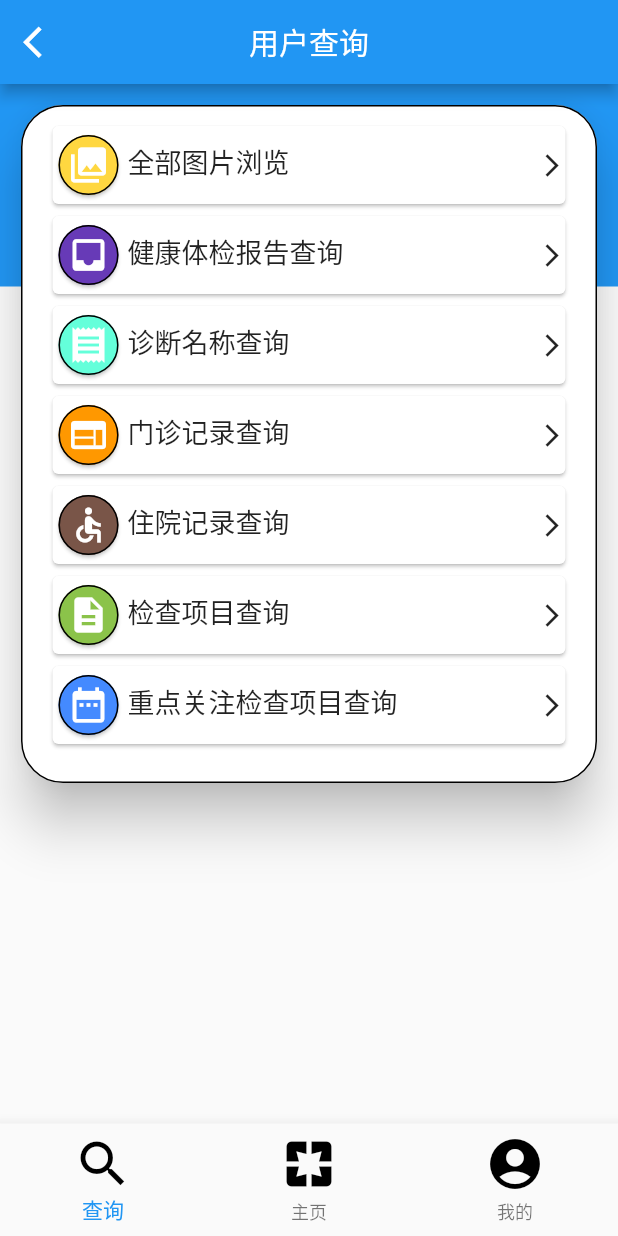
After one commit to Dodoushu/ASECloudRecord, a Flutter app: the SearchPage screen opened directly, on a phone screen of 412 x 824 dp. The commit adds this screen. Run offline on Flutter 3.47's test engine with Material 2 defaults, Android fonts, the phone set to English and light mode, and no system bars; our stand-ins replace dio, file_picker, shared_preferences; accounts and stored records are empty.

Commit message:
用户查询页面

```diff
--- a/lib/patient/MedicalExaminationReport/MedicalExaminationReport1.dart
+++ b/lib/patient/MedicalExaminationReport/MedicalExaminationReport1.dart
@@ -20,7 +20,7 @@ class _ReportPage extends State<ReportPage> {
           Text('日期：2020-06-09',style: TextStyle(fontSize: 20),),
           Container(
             margin: EdgeInsets.only(left: 200),
-              child:Icon(Icons.arrow_forward_ios,size: 15,),
+              child:Icon(Icons.arrow_forward_ios,size: 15),
           )
         ],
       ),
--- /dev/null
+++ b/lib/patient/User_Search.dart
@@ -0,0 +1,130 @@
+import 'package:flutter/material.dart';
+import 'BottomNavigationBar.dart';
+void main(){
+  runApp(new MaterialApp(
+    title: '用户查询页面',
+    home: new SearchPage(),
+  ));
+}
+
+
+class WidgetBuild {
+  Container create(String text, IconData icondata,Color truecolor){
+    return new Container(
+      child:SizedBox(
+        height: 60,
+        width: 350,
+        child: Card(
+          color: Colors.white,
+          child: new Stack(
+            children: <Widget>[
+              new Align(
+                child: new Stack(
+                    children: <Widget>[
+                      SizedBox(
+                          height: 48,
+                          width: 48,
+                          child:Card(
+                              color: truecolor,
+                              shape: RoundedRectangleBorder(
+                              borderRadius: BorderRadius.all(Radius.circular(100.0)),
+                              side: BorderSide(width: 1.0)),
+                              child: new Center(
+                                  child: Icon(icondata,size: 28,color: Colors.white,)
+                              )
+                          )
+                      ),
+                    ]
+                ),
+                alignment: Alignment.centerLeft,
+              ),
+              new Positioned(
+                  child: new Text(
+                      text,
+                      style: TextStyle(fontSize: 18)
+                  ),
+                  top: 10,
+                  left: 50,
+              ),
+              new Align(
+                  child: Icon(Icons.arrow_forward_ios,size: 18,),
+                alignment: Alignment.centerRight,
+              )
+            ],
+          ),
+        ),
+      )
+    );
+  }
+}
+
+class SearchPage extends StatelessWidget{
+
+  BottomNavigationBarClass Bottom_NavigationBar = new BottomNavigationBarClass();
+  WidgetBuild _widgetBuild = new WidgetBuild();
+  @override
+  Widget build(BuildContext context) {
+    Widget stack = new Stack(
+      alignment: Alignment.topCenter,
+      children: <Widget> [
+        Container(
+          decoration: BoxDecoration(
+            color: Colors.blue,
+          ),
+          width: double.infinity,
+          height: 135,
+        ),
+        Container(
+          padding: EdgeInsets.all(10),
+          child: SizedBox(
+            height: 460,
+            width: 600,
+              child: Card(
+                  elevation: 15.0,
+                  shape: RoundedRectangleBorder(
+                    borderRadius: BorderRadius.all(Radius.circular(28.0)),
+                    side: BorderSide(width: 1.0),
+
+                  ),
+                  child: new Container(
+                    margin: EdgeInsets.only(top: 10),
+                    child: Column(
+                      children: <Widget>[
+                        _widgetBuild.create("全部图片浏览", Icons.photo_library, Colors.amberAccent),
+                        _widgetBuild.create("健康体检报告查询", Icons.inbox, Colors.deepPurple),
+                        _widgetBuild.create("诊断名称查询", Icons.receipt, Colors.tealAccent),
+                        _widgetBuild.create("门诊记录查询", Icons.web, Colors.orange),
+                        _widgetBuild.create("住院记录查询", Icons.accessible, Colors.brown),
+                        _widgetBuild.create("检查项目查询", Icons.description, Colors.lightGreen),
+                        _widgetBuild.create("重点关注检查项目查询", Icons.date_range, Colors.blueAccent),
+
+                      ],
+                    ),
+                  )
+            )
+          ),
+        )
+      ],
+    );
+    return new Scaffold(
+      appBar: new AppBar(
+        title: Text(
+          '用户查询',
+              style:TextStyle(color: Colors.white),
+        ),
+        centerTitle: true,
+        backgroundColor: Colors.blue,
+        leading: Icon(Icons.arrow_back_ios,size: 25,),
+      ),
+      body:new ListView(
+        children: <Widget>[
+          stack,
+        ],
+      ),
+
+      bottomNavigationBar: Bottom_NavigationBar.Create(),
+    );
+
+  }
+
+}
```
